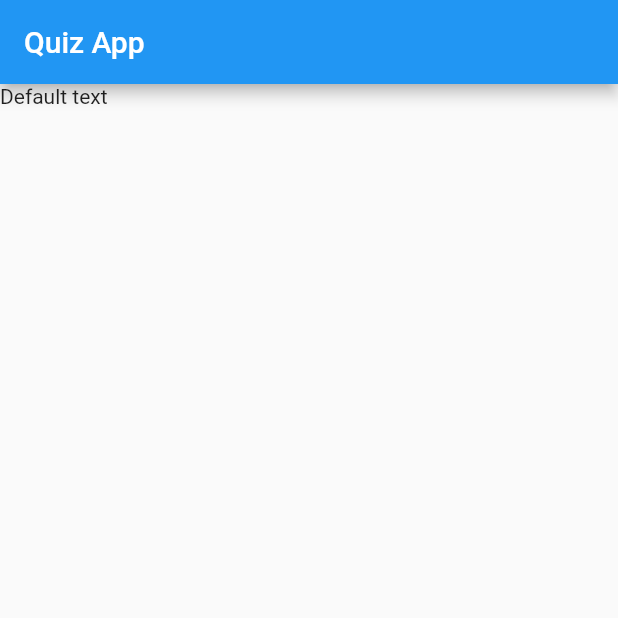
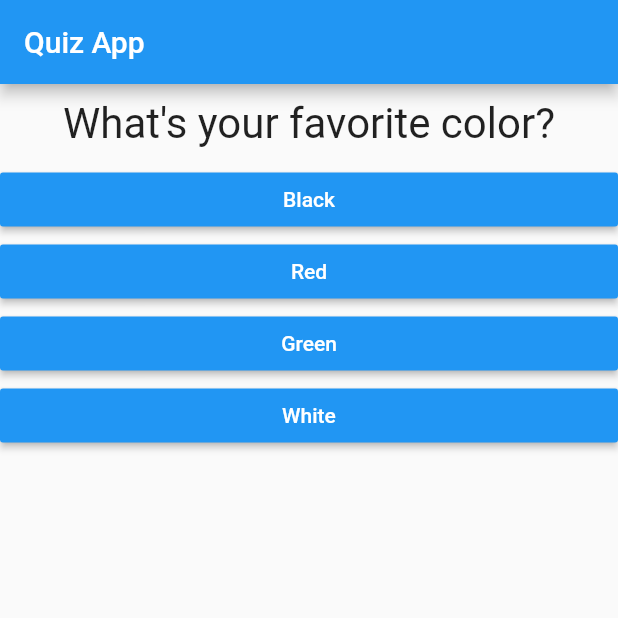
Before and after one commit to filipbart/quiz-app-flutter, a Flutter app: the screen it shows after launch, on a phone screen of 412 x 824 dp, the top half of it. Run offline on Flutter 3.47's test engine with Material 2 defaults, Android fonts, the phone set to English and light mode, and no system bars.

Commit message:
Made a basic quiz app

```diff
--- /dev/null
+++ b/lib/answer.dart
@@ -0,0 +1,21 @@
+import 'package:flutter/material.dart';
+
+class Answer extends StatelessWidget {
+  final Function selectHandler;
+  final String answerText;
+
+  Answer(this.selectHandler, this.answerText);
+
+  @override
+  Widget build(BuildContext context) {
+    return Container(
+      width: double.infinity,
+      child: RaisedButton(
+        color: Colors.blue,
+        textColor: Colors.white,
+        child: Text(answerText),
+        onPressed: selectHandler,
+      ),
+    );
+  }
+}
--- a/lib/main.dart
+++ b/lib/main.dart
@@ -1,8 +1,68 @@
 import 'package:flutter/material.dart';
+
+import './quiz.dart';
+import './result.dart';
 
 void main() => runApp(QuizApp());
 
-class QuizApp extends StatelessWidget {
+class QuizApp extends StatefulWidget {
+  @override
+  _QuizAppState createState() => _QuizAppState();
+}
+
+class _QuizAppState extends State<QuizApp> {
+  final _questions = const [
+    {
+      'questionText': 'What\'s your favorite color?',
+      'answers': [
+        {'text': 'Black', 'score': 1},
+        {'text': 'Red', 'score': 5},
+        {'text': 'Green', 'score': 3},
+        {'text': 'White', 'score': 8}
+      ],
+    },
+    {
+      'questionText': 'What\'s your favorite animal?',
+      'answers': [
+        {'text': 'Rabbit', 'score': 3},
+        {'text': 'Snake', 'score': 1},
+        {'text': 'Elephant', 'score': 8},
+        {'text': 'Lion', 'score': 5}
+      ]
+    },
+    {
+      'questionText': 'What\'s your favorite music?',
+      'answers': [
+        {'text': 'Rock', 'score': 8},
+        {'text': 'Pop', 'score': 3},
+        {'text': 'Rap', 'score': 1},
+        {'text': 'R&B', 'score': 5},
+      ]
+    }
+  ];
+  var _questionIndex = 0;
+  var _totalScore = 0;
+
+  void _resetQuiz() {
+    setState(() {
+      _questionIndex = 0;
+      _totalScore = 0;
+    });
+  }
+
+  void _answerQuestion(int score) {
+    _totalScore += score;
+    setState(() {
+      ++_questionIndex;
+    });
+    print(_questionIndex);
+    if (_questionIndex < _questions.length) {
+      print('We have more questions!');
+    } else {
+      print('No more questions!');
+    }
+  }
+
   @override
   Widget build(BuildContext context) {
     return MaterialApp(
@@ -10,7 +70,13 @@ class QuizApp extends StatelessWidget {
         appBar: AppBar(
           title: Text('Quiz App'),
         ),
-        body: Text('Default text'),
+        body: _questionIndex < _questions.length
+            ? Quiz(
+                answerQuestion: _answerQuestion,
+                questionIndex: _questionIndex,
+                questions: _questions,
+              )
+            : Result(_totalScore, _resetQuiz),
       ),
     );
   }
--- /dev/null
+++ b/lib/question.dart
@@ -0,0 +1,20 @@
+import 'package:flutter/material.dart';
+
+class Question extends StatelessWidget {
+  final String questionText;
+
+  Question(this.questionText);
+
+  @override
+  Widget build(BuildContext context) {
+    return Container(
+      width: double.infinity,
+      margin: EdgeInsets.all(10),
+      child: Text(
+        questionText,
+        style: TextStyle(fontSize: 28),
+        textAlign: TextAlign.center,
+      ),
+    );
+  }
+}
--- /dev/null
+++ b/lib/quiz.dart
@@ -0,0 +1,29 @@
+import 'package:flutter/material.dart';
+
+import './question.dart';
+import './answer.dart';
+
+class Quiz extends StatelessWidget {
+  final List<Map<String, Object>> questions;
+  final int questionIndex;
+  final Function answerQuestion;
+
+  Quiz(
+      {@required this.questions,
+      @required this.answerQuestion,
+      @required this.questionIndex});
+
+  @override
+  Widget build(BuildContext context) {
+    return Column(
+      children: [
+        Question(
+          questions[questionIndex]['questionText'],
+        ),
+        ...(questions[questionIndex]['answers'] as List<Map<String, Object>>).map((answer) {
+          return Answer(() => answerQuestion(answer['score']), answer['text']);
+        }).toList()
+      ],
+    );
+  }
+}
```
Also changed, not shown: lib/result.dart (added, +44 -0 lines), 1 other file.
